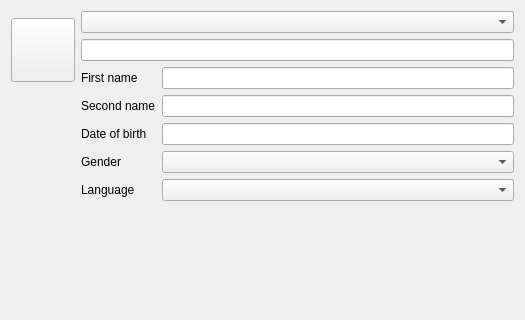
Qt form plugins/identityplugin/identityeditorwidget.ui (FreeHealth/freehealth) before a commit; both pictures show x 0 to 525 and y 0 to 320 of the 525 by 478 pixel window.
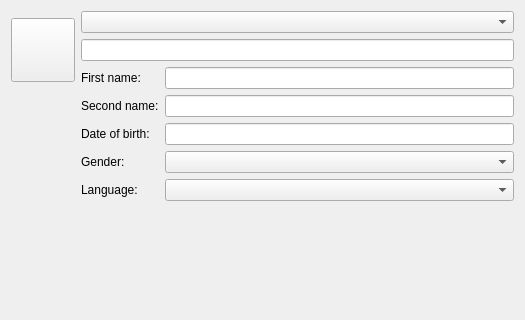
The same form after that commit. Custom widgets are drawn as their Qt base class.

The edit to the form file:
```diff
--- a/plugins/identityplugin/identityeditorwidget.ui
+++ b/plugins/identityplugin/identityeditorwidget.ui
@@ -85,7 +85,7 @@
         </size>
        </property>
        <property name="text">
-        <string>Second name</string>
+        <string>Second name:</string>
        </property>
        <property name="buddy">
         <cstring>secondName</cstring>
@@ -141,7 +141,7 @@
         </sizepolicy>
        </property>
        <property name="text">
-        <string>Gender</string>
+        <string>Gender:</string>
        </property>
       </widget>
      </item>
@@ -170,7 +170,7 @@
         </size>
        </property>
        <property name="text">
-        <string>First name</string>
+        <string>First name:</string>
        </property>
        <property name="buddy">
         <cstring>firstname</cstring>
@@ -218,7 +218,7 @@
         </size>
        </property>
        <property name="text">
-        <string>Language</string>
+        <string>Language:</string>
        </property>
       </widget>
      </item>
@@ -237,7 +237,7 @@
         </size>
        </property>
        <property name="text">
-        <string>Date of birth</string>
+        <string>Date of birth:</string>
        </property>
        <property name="buddy">
         <cstring>dob</cstring>
```
